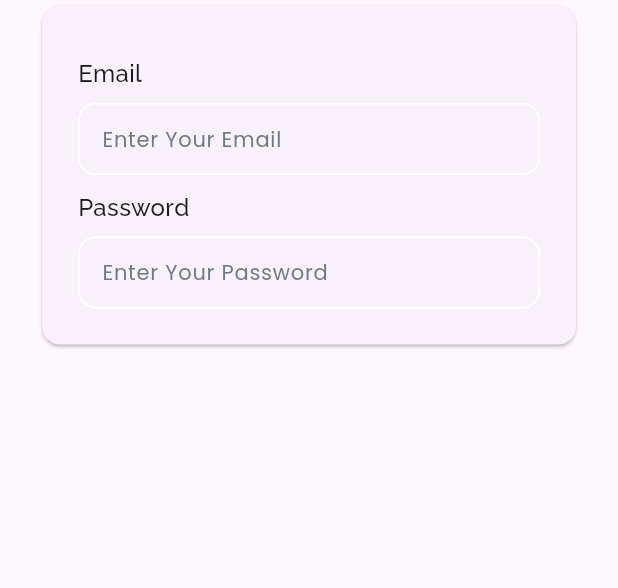
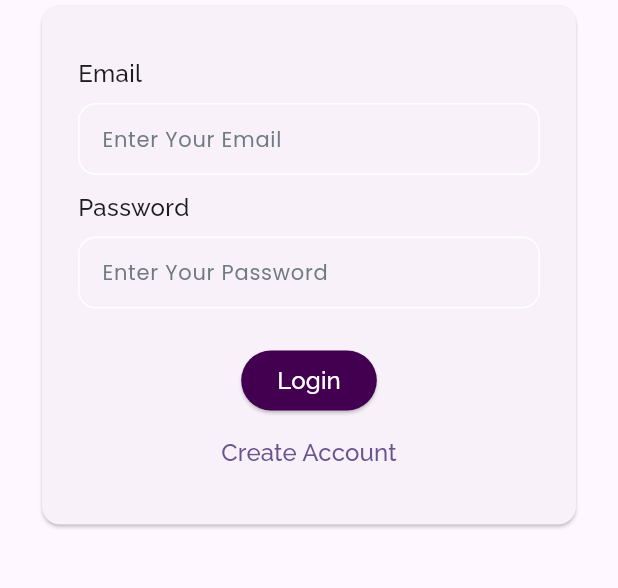
Before and after one commit to Rwan00/chat_app, a Flutter app: the screen it shows after launch, on a phone screen of 412 x 824 dp, the part 464-1052 px from its top. Run offline on Flutter 3.47's test engine with Material 3 defaults, Android fonts, the phone set to English and light mode, and no system bars; our stand-ins replace firebase_core, google_fonts; accounts and stored records are empty.

Commit message:
add form buttons

```diff
--- a/lib/screens/auth.dart
+++ b/lib/screens/auth.dart
@@ -1,36 +1,114 @@
+import 'dart:developer';
+
+import 'package:chat_app/theme/fonts.dart';
 import 'package:flutter/material.dart';
 
 import '../widgets/input_field.dart';
 
-class AuthScreen extends StatelessWidget {
+class AuthScreen extends StatefulWidget {
   const AuthScreen({super.key});
+
+  @override
+  State<AuthScreen> createState() => _AuthScreenState();
+}
+
+class _AuthScreenState extends State<AuthScreen> {
+  final GlobalKey<FormState> _formKey = GlobalKey<FormState>();
+  bool _isLogin = true;
+  var _enteredEmail = "";
+  var _enteredPassword = "";
+  void _submit() {
+    final valid = _formKey.currentState!.validate();
+    if (valid) {
+      _formKey.currentState!.save();
+      log(_enteredEmail);
+      log(_enteredPassword);
+    }
+  }
 
   @override
   Widget build(BuildContext context) {
     return Scaffold(
-      body: Column(
+      body: SingleChildScrollView(
+        child: Column(
           children: [
             Center(
               child: Image.asset("assets/logo.jpg"),
             ),
-          const Padding(
-            padding: EdgeInsets.symmetric(horizontal:24.0),
+            Padding(
+              padding: const EdgeInsets.symmetric(horizontal: 24.0),
               child: Card(
-
                 child: Padding(
-              padding: EdgeInsets.all(24.0),
+                  padding: const EdgeInsets.all(24.0),
+                  child: Form(
+                    key: _formKey,
                     child: Column(
                       children: [
-                    InputField(hint: "Enter Your Email", title: 'Email',textType: TextInputType.emailAddress,),
-
-                    InputField(hint: "Enter Your Password", title: 'Password',textType: TextInputType.visiblePassword,),
+                        InputField(
+                          hint: "Enter Your Email",
+                          title: 'Email',
+                          textType: TextInputType.emailAddress,
+                          onSaved: (value) => _enteredEmail = value!,
+                          validator: (value) {
+                            if (value == null ||
+                                value.trim().isEmpty ||
+                                !value.contains("@")) {
+                              return "Invalid Email Address!";
+                            } else {
+                              return null;
+                            }
+                          },
+                        ),
+                        InputField(
+                          hint: "Enter Your Password",
+                          title: 'Password',
+                          textType: TextInputType.visiblePassword,
+                          onSaved: (value) => _enteredPassword = value!,
+                          validator: (value) {
+                            if (value == null || value.trim().length < 6) {
+                              return "Password Must Be 6 Characters!";
+                            } else {
+                              return null;
+                            }
+                          },
+                        ),
+                        const SizedBox(
+                          height: 24,
+                        ),
+                        ElevatedButton(
+                          onPressed: _submit,
+                          style: ButtonStyle(
+                            backgroundColor: MaterialStateProperty.all(
+                              const Color.fromARGB(255, 68, 0, 80),
+                            ),
+                          ),
+                          child: Text(
+                            _isLogin ? "Login" : "Sign Up",
+                            style: titleStyle.copyWith(color: Colors.white),
+                          ),
+                        ),
+                        TextButton(
+                          onPressed: () {
+                            setState(() {
+                              _isLogin = !_isLogin;
+                            });
+                          },
+                          child: Text(
+                            _isLogin
+                                ? "Create Account"
+                                : "Already Have An Account?",
+                            style: titleStyle,
+                          ),
+                        ),
                       ],
+                    ),
                   ),
                 ),
               ),
             ),
           ],
         ),
+      ),
     );
   }
 }
--- a/lib/widgets/input_field.dart
+++ b/lib/widgets/input_field.dart
@@ -1,7 +1,5 @@
 import 'package:chat_app/theme/fonts.dart';
 import 'package:flutter/material.dart';
-
-
 
 class InputField extends StatelessWidget {
   final String title;
@@ -10,6 +8,7 @@ class InputField extends StatelessWidget {
   final Widget? widget;
   final TextInputType? textType;
   final String? Function(String?)? validator;
+  final void Function(String?)? onSaved;
 
   const InputField(
       {required this.title,
@@ -18,6 +17,7 @@ class InputField extends StatelessWidget {
       this.widget,
       this.textType,
       this.validator,
+      this.onSaved,
       super.key});
 
   @override
@@ -35,6 +35,7 @@ class InputField extends StatelessWidget {
               height: 8,
             ),
             TextFormField(
+              onSaved: onSaved,
               validator: validator,
               controller: controller,
               keyboardType: textType,
```
Lines whose indentation alone changed are shown as unchanged.
